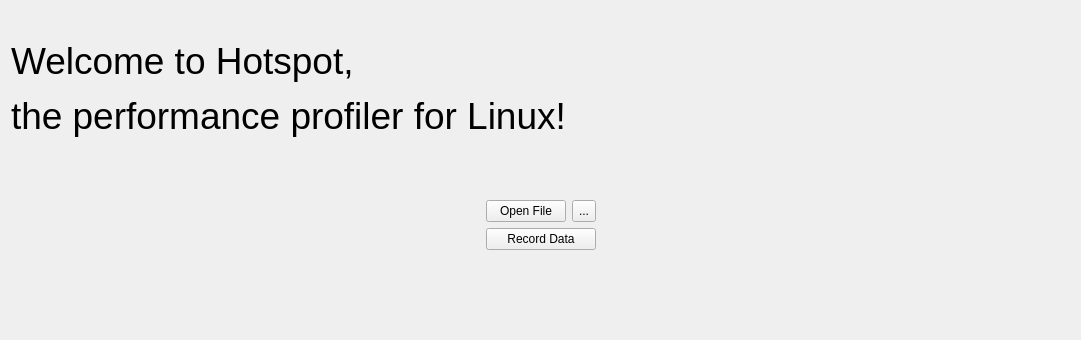
Qt form src/startpage.ui (KDAB/hotspot) before a commit.
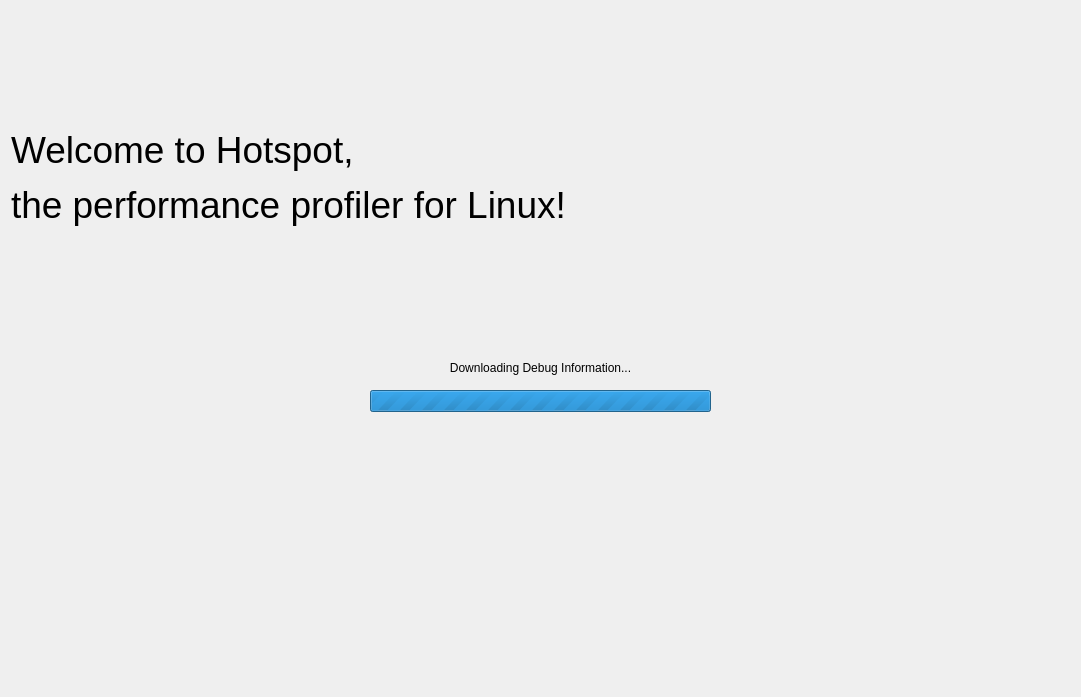
The same form after that commit. The open tabs and pages were chosen to show the change. Icons and pictures are not drawn.

Commit message:
Report debuginfod download progress to users
This is only possible with an upcoming new elfutils release that
contains the dwfl_get_debuginfod_client API.

Diff of the .ui file:
```diff
--- a/src/startpage.ui
+++ b/src/startpage.ui
@@ -7,7 +7,7 @@
     <x>0</x>
     <y>0</y>
     <width>1081</width>
-    <height>340</height>
+    <height>697</height>
    </rect>
   </property>
   <property name="sizePolicy">
@@ -39,7 +39,7 @@
      </property>
     </widget>
    </item>
-   <item alignment="Qt::AlignTop">
+   <item>
     <widget class="QStackedWidget" name="loadStack">
      <property name="sizePolicy">
       <sizepolicy hsizetype="Preferred" vsizetype="Preferred">
@@ -238,6 +238,88 @@
           </item>
          </layout>
         </widget>
+       </item>
+       <item>
+        <spacer name="verticalSpacer">
+         <property name="orientation">
+          <enum>Qt::Vertical</enum>
+         </property>
+         <property name="sizeHint" stdset="0">
+          <size>
+           <width>20</width>
+           <height>40</height>
+          </size>
+         </property>
+        </spacer>
+       </item>
+      </layout>
+     </widget>
+     <widget class="QWidget" name="downloadDebugInfoProgressPage">
+      <layout class="QVBoxLayout" name="verticalLayout">
+       <item>
+        <widget class="QLabel" name="downloadDebugInfoProgressLabel">
+         <property name="text">
+          <string>Downloading Debug Information...</string>
+         </property>
+         <property name="alignment">
+          <set>Qt::AlignCenter</set>
+         </property>
+        </widget>
+       </item>
+       <item>
+        <widget class="QWidget" name="widget_4" native="true">
+         <layout class="QHBoxLayout" name="horizontalLayout_3">
+          <item>
+           <spacer name="horizontalSpacer_5">
+            <property name="orientation">
+             <enum>Qt::Horizontal</enum>
+            </property>
+            <property name="sizeHint" stdset="0">
+             <size>
+              <width>341</width>
+              <height>20</height>
+             </size>
+            </property>
+           </spacer>
+          </item>
+          <item>
+           <widget class="QProgressBar" name="downloadDebugInfoProgressBar">
+            <property name="maximum">
+             <number>0</number>
+            </property>
+            <property name="value">
+             <number>-1</number>
+            </property>
+           </widget>
+          </item>
+          <item>
+           <spacer name="horizontalSpacer_6">
+            <property name="orientation">
+             <enum>Qt::Horizontal</enum>
+            </property>
+            <property name="sizeHint" stdset="0">
+             <size>
+              <width>341</width>
+              <height>20</height>
+             </size>
+            </property>
+           </spacer>
+          </item>
+         </layout>
+        </widget>
+       </item>
+       <item>
+        <spacer name="verticalSpacer_2">
+         <property name="orientation">
+          <enum>Qt::Vertical</enum>
+         </property>
+         <property name="sizeHint" stdset="0">
+          <size>
+           <width>20</width>
+           <height>40</height>
+          </size>
+         </property>
+        </spacer>
        </item>
       </layout>
      </widget>
```
The commit also changes 7 other files.
